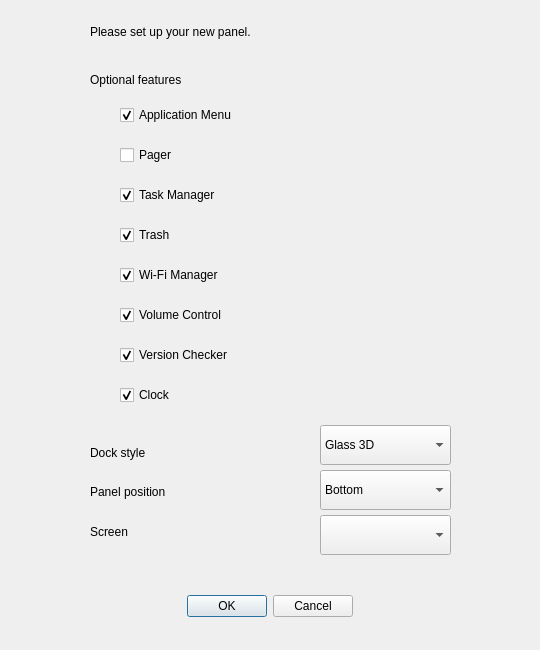
Old version of the form src/view/add_panel_dialog.ui in the repository dangvd/crystal-dock.
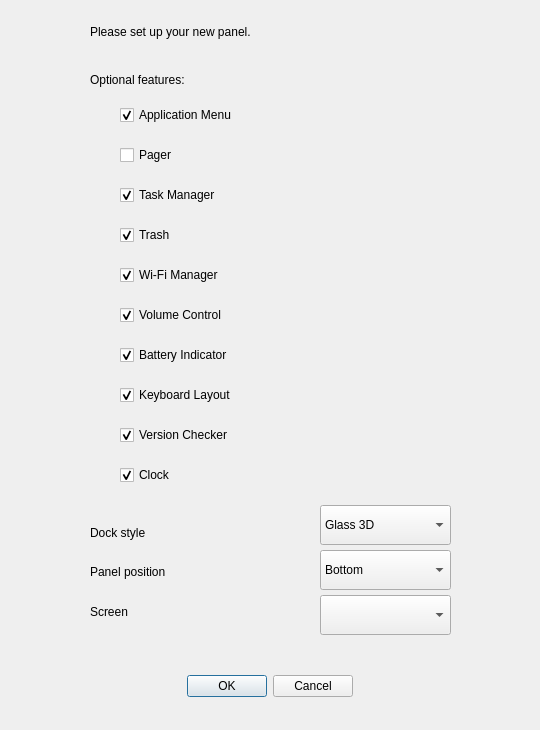
New version of the form.

Commit message: Updates UI for the new Battery Indicator and Keyboard Layout components #195 #200

Diff of the .ui file:
```diff
--- a/src/view/add_panel_dialog.ui
+++ b/src/view/add_panel_dialog.ui
@@ -7,7 +7,7 @@
     <x>0</x>
     <y>0</y>
     <width>540</width>
-    <height>650</height>
+    <height>730</height>
    </rect>
   </property>
   <property name="windowTitle">
@@ -17,7 +17,7 @@
    <property name="geometry">
     <rect>
      <x>70</x>
-     <y>590</y>
+     <y>670</y>
      <width>400</width>
      <height>32</height>
     </rect>
@@ -36,7 +36,7 @@
    <property name="geometry">
     <rect>
      <x>90</x>
-     <y>480</y>
+     <y>560</y>
      <width>210</width>
      <height>23</height>
     </rect>
@@ -49,7 +49,7 @@
    <property name="geometry">
     <rect>
      <x>320</x>
-     <y>470</y>
+     <y>550</y>
      <width>131</width>
      <height>40</height>
     </rect>
@@ -82,7 +82,7 @@
    <property name="geometry">
     <rect>
      <x>90</x>
-     <y>520</y>
+     <y>600</y>
      <width>210</width>
      <height>23</height>
     </rect>
@@ -95,7 +95,7 @@
    <property name="geometry">
     <rect>
      <x>320</x>
-     <y>515</y>
+     <y>595</y>
      <width>131</width>
      <height>40</height>
     </rect>
@@ -111,7 +111,7 @@
     </rect>
    </property>
    <property name="text">
-    <string>Optional features</string>
+    <string>Optional features:</string>
    </property>
   </widget>
   <widget class="QCheckBox" name="showApplicationMenu">
@@ -163,7 +163,7 @@
    <property name="geometry">
     <rect>
      <x>120</x>
-     <y>380</y>
+     <y>460</y>
      <width>300</width>
      <height>30</height>
     </rect>
@@ -195,7 +195,7 @@
    <property name="geometry">
     <rect>
      <x>90</x>
-     <y>440</y>
+     <y>520</y>
      <width>210</width>
      <height>26</height>
     </rect>
@@ -208,7 +208,7 @@
    <property name="geometry">
     <rect>
      <x>320</x>
-     <y>425</y>
+     <y>505</y>
      <width>131</width>
      <height>40</height>
     </rect>
@@ -270,7 +270,7 @@
    <property name="geometry">
     <rect>
      <x>120</x>
-     <y>340</y>
+     <y>420</y>
      <width>300</width>
      <height>30</height>
     </rect>
@@ -298,6 +298,38 @@
     <bool>true</bool>
    </property>
   </widget>
+  <widget class="QCheckBox" name="showBatteryIndicator">
+   <property name="geometry">
+    <rect>
+     <x>120</x>
+     <y>340</y>
+     <width>300</width>
+     <height>30</height>
+    </rect>
+   </property>
+   <property name="text">
+    <string>Battery Indicator</string>
+   </property>
+   <property name="checked">
+    <bool>true</bool>
+   </property>
+  </widget>
+  <widget class="QCheckBox" name="showKeyboardLayout">
+   <property name="geometry">
+    <rect>
+     <x>120</x>
+     <y>380</y>
+     <width>300</width>
+     <height>30</height>
+    </rect>
+   </property>
+   <property name="text">
+    <string>Keyboard Layout</string>
+   </property>
+   <property name="checked">
+    <bool>true</bool>
+   </property>
+  </widget>
  </widget>
  <resources/>
  <connections>
```
The commit also changes 5 other files.
